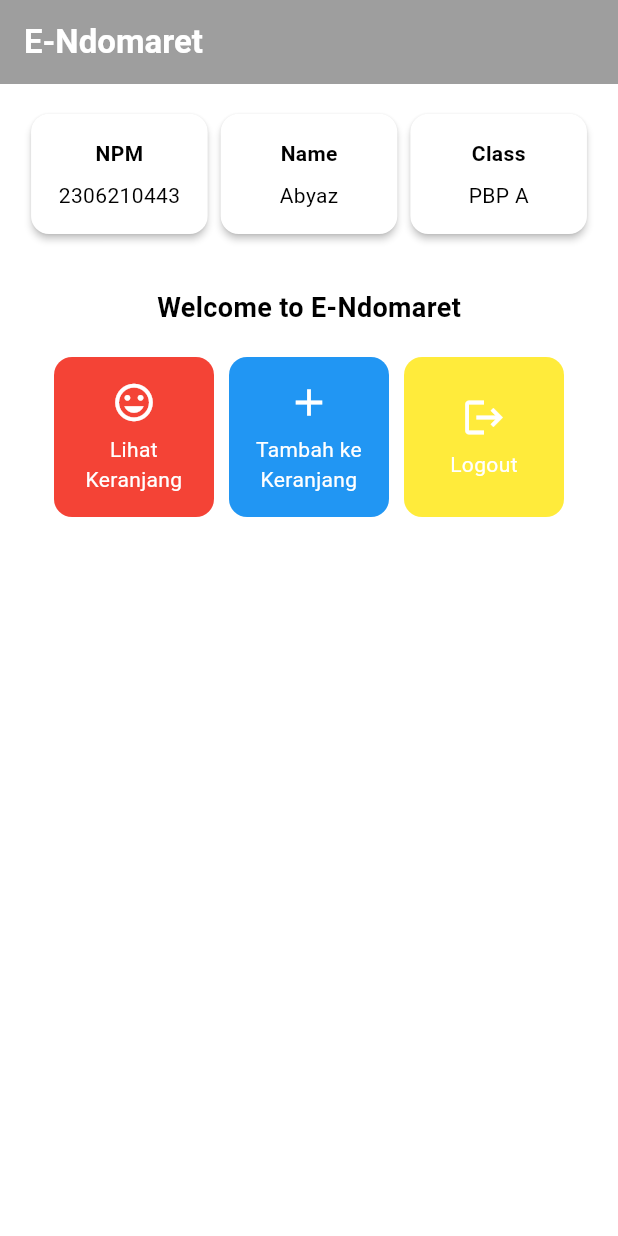
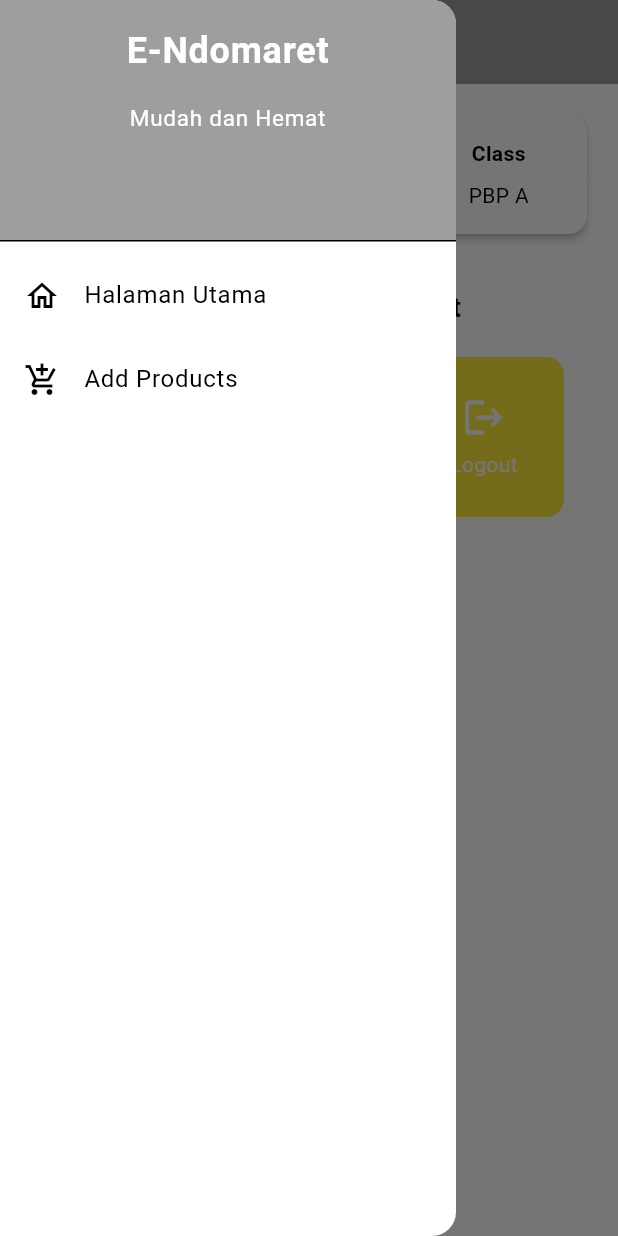
Before and after one commit to Dermada/e-ndomaret-mobile, a Flutter app: the screen it shows after launch, with the side drawer open (before the commit the screen has no drawer), on a phone screen of 412 x 824 dp. Run offline on Flutter 3.47's test engine with Material 3 defaults, Android fonts, the phone set to English and light mode, and no system bars.

Commit message:
Selesai Tugas 8

```diff
--- a/lib/main.dart
+++ b/lib/main.dart
@@ -1,5 +1,5 @@
 import 'package:flutter/material.dart';
-import 'package:e_ndomaret/menu.dart';
+import 'package:e_ndomaret/screens/menu.dart';
 
 void main() {
   runApp(const MyApp());
--- a/lib/menu.dart
+++ b/lib/screens/menu.dart
@@ -1,4 +1,6 @@
 import 'package:flutter/material.dart';
+import 'package:e_ndomaret/widgets/left_drawer.dart';
+import 'package:e_ndomaret/widgets/mood_card.dart';
 
 class MyHomePage extends StatelessWidget {
     MyHomePage({super.key});
@@ -8,8 +10,8 @@ class MyHomePage extends StatelessWidget {
     final String className = 'PBP A'; // Kelas
 
     final List<ItemHomepage> items = [
-         ItemHomepage("Lihat Keranjang", Icons.mood, Colors.red),
-         ItemHomepage("Tambah ke Keranjang", Icons.add, Colors.blue),
+         ItemHomepage("Lihat Products", Icons.shopping_cart, Colors.red),
+         ItemHomepage("Add Products", Icons.add_shopping_cart, Colors.blue),
          ItemHomepage("Logout", Icons.logout, Colors.yellow),
      ];
 
@@ -19,6 +21,8 @@ class MyHomePage extends StatelessWidget {
     return Scaffold(
       // AppBar adalah bagian atas halaman yang menampilkan judul.
       appBar: AppBar(
+        // Mengganti warna icon drawer menjadi putih
+        iconTheme: const IconThemeData(color: Colors.white),
         // Judul aplikasi "Mental Health Tracker" dengan teks putih dan tebal.
         title: const Text(
           'E-Ndomaret',
@@ -30,6 +34,8 @@ class MyHomePage extends StatelessWidget {
         // Warna latar belakang AppBar diambil dari skema warna tema aplikasi.
         backgroundColor: Theme.of(context).colorScheme.primary,
       ),
+      // Masukkan drawer sebagai parameter nilai drawer dari widget Scaffold
+      drawer: const LeftDrawer(),
       // Body halaman dengan padding di sekelilingnya.
       body: Padding(
         padding: const EdgeInsets.all(16.0),
@@ -127,65 +133,3 @@ class InfoCard extends StatelessWidget {
     );
   }
 }
-
-class ItemHomepage {
-     final String name;
-     final IconData icon;
-     final Color color;
-
-     ItemHomepage(this.name, this.icon, this.color);
- }
-
-class ItemCard extends StatelessWidget {
-  // Menampilkan kartu dengan ikon dan nama.
-
-  final ItemHomepage item;
-
-  const ItemCard(this.item, {super.key});
-
-  @override
-  Widget build(BuildContext context) {
-    return Material(
-      // Use the color property from the item
-      color: item.color,
-      // Membuat sudut kartu melengkung.
-      borderRadius: BorderRadius.circular(12),
-
-      child: InkWell(
-        // Aksi ketika kartu ditekan.
-        onTap: () {
-          // Menampilkan pesan SnackBar saat kartu ditekan.
-          ScaffoldMessenger.of(context)
-            ..hideCurrentSnackBar()
-            ..showSnackBar(
-              SnackBar(content: Text("Kamu telah menekan tombol ${item.name}!"))
-            );
-        },
-        // Container untuk menyimpan Icon dan Text
-        child: Container(
-          padding: const EdgeInsets.all(8),
-          child: Center(
-            child: Column(
-              // Menyusun ikon dan teks di tengah kartu.
-              mainAxisAlignment: MainAxisAlignment.center,
-              children: [
-                Icon(
-                  item.icon,
-                  color: Colors.white,
-                  size: 30.0,
-                ),
-                const Padding(padding: EdgeInsets.all(3)),
-                Text(
-                  item.name,
-                  textAlign: TextAlign.center,
-                  style: const TextStyle(color: Colors.white),
-                ),
-              ],
-            ),
-          ),
-        ),
-      ),
-    );
-  }
-
-}
--- /dev/null
+++ b/lib/widgets/left_drawer.dart
@@ -0,0 +1,71 @@
+import 'package:flutter/material.dart';
+import 'package:e_ndomaret/screens/menu.dart';
+import 'package:e_ndomaret/screens/moodentry_form.dart'; // Import halaman MoodEntryFormPage
+
+class LeftDrawer extends StatelessWidget {
+  const LeftDrawer({super.key});
+
+  @override
+  Widget build(BuildContext context) {
+    return Drawer(
+      child: ListView(
+        children: [
+          DrawerHeader(
+            decoration: BoxDecoration(
+              color: Theme.of(context).colorScheme.primary,
+            ),
+            child: const Column(
+              children: [
+                Text(
+                  'E-Ndomaret',
+                  textAlign: TextAlign.center,
+                  style: TextStyle(
+                    fontSize: 24,
+                    fontWeight: FontWeight.bold,
+                    color: Colors.white,
+                  ),
+                ),
+                Padding(padding: EdgeInsets.all(8)),
+                Text(
+                  "Mudah dan Hemat",
+                  // TODO: Tambahkan gaya teks dengan center alignment, font ukuran 15, warna putih, dan weight biasa
+                  textAlign: TextAlign.center,
+                  style: TextStyle(
+                    fontSize: 15,
+                    color: Colors.white,
+                  )
+                ),
+              ],
+            ),
+          ),
+          ListTile(
+            leading: const Icon(Icons.home_outlined),
+            title: const Text('Halaman Utama'),
+            // Bagian redirection ke MyHomePage
+            onTap: () {
+              Navigator.pushReplacement(
+                  context,
+                  MaterialPageRoute(
+                    builder: (context) => MyHomePage(),
+                  ));
+            },
+          ),
+          ListTile(
+            leading: const Icon(Icons.add_shopping_cart),
+            title: const Text('Add Products'),
+            //Bagian redirection ke MoodEntryFormPage
+            onTap: () {
+              /*
+              TODO: Buatlah routing ke MoodEntryFormPage di sini,
+              setelah halaman MoodEntryFormPage sudah dibuat.
+              */
+              Navigator.pushReplacement(context,
+              MaterialPageRoute(builder: (context) => MoodEntryFormPage()
+              ));
+            },
+          ),
+        ],
+      ),
+    );
+  }
+}
--- /dev/null
+++ b/lib/widgets/mood_card.dart
@@ -0,0 +1,71 @@
+import 'package:flutter/material.dart';
+import 'package:e_ndomaret/screens/moodentry_form.dart';
+
+class ItemHomepage {
+     final String name;
+     final IconData icon;
+     final Color color;
+
+     ItemHomepage(this.name, this.icon, this.color);
+ }
+
+class ItemCard extends StatelessWidget {
+  // Menampilkan kartu dengan ikon dan nama.
+
+  final ItemHomepage item;
+
+  const ItemCard(this.item, {super.key});
+
+  @override
+  Widget build(BuildContext context) {
+    return Material(
+      // Use the color property from the item
+      color: item.color,
+      // Membuat sudut kartu melengkung.
+      borderRadius: BorderRadius.circular(12),
+
+      child: InkWell(
+        // Aksi ketika kartu ditekan.
+        onTap: () {
+          // Menampilkan pesan SnackBar saat kartu ditekan.
+          ScaffoldMessenger.of(context)
+            ..hideCurrentSnackBar()
+            ..showSnackBar(
+              SnackBar(content: Text("Kamu telah menekan tombol ${item.name}!")));
+
+          // Navigate ke route yang sesuai (tergantung jenis tombol)
+          if (item.name == "Add Products") {
+            // TODO: Gunakan Navigator.push untuk melakukan navigasi ke MaterialPageRoute yang mencakup MoodEntryFormPage.
+            Navigator.push (
+              context,
+              MaterialPageRoute(builder: (context) => MoodEntryFormPage())
+            );
+          }
+        },
+        // Container untuk menyimpan Icon dan Text
+        child: Container(
+          padding: const EdgeInsets.all(8),
+          child: Center(
+            child: Column(
+              // Menyusun ikon dan teks di tengah kartu.
+              mainAxisAlignment: MainAxisAlignment.center,
+              children: [
+                Icon(
+                  item.icon,
+                  color: Colors.white,
+                  size: 30.0,
+                ),
+                const Padding(padding: EdgeInsets.all(3)),
+                Text(
+                  item.name,
+                  textAlign: TextAlign.center,
+                  style: const TextStyle(color: Colors.white),
+                ),
+              ],
+            ),
+          ),
+        ),
+      ),
+    );
+  }
+}
```
Also changed, not shown: form_sample/analysis_options.yaml (added, +28 -0 lines), form_sample/lib/main.dart (added, +66 -0 lines), form_sample/pubspec.yaml (added, +90 -0 lines), lib/screens/moodentry_form.dart (added, +160 -0 lines), form_sample/pubspec.lock (added), 124 other files.
